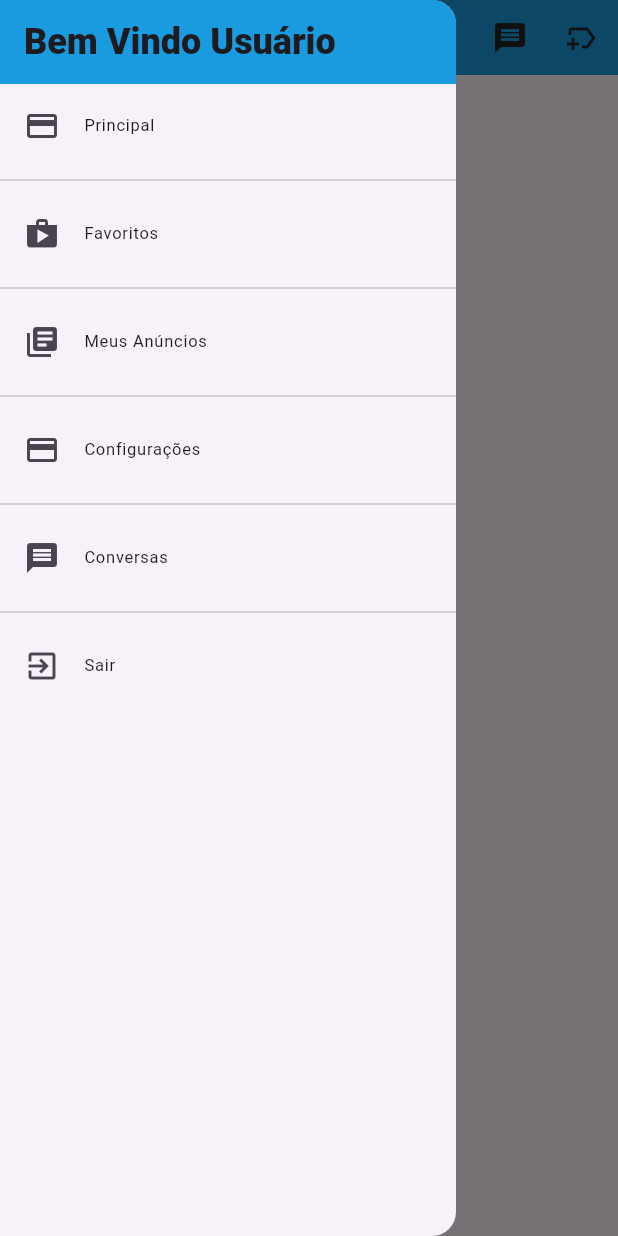
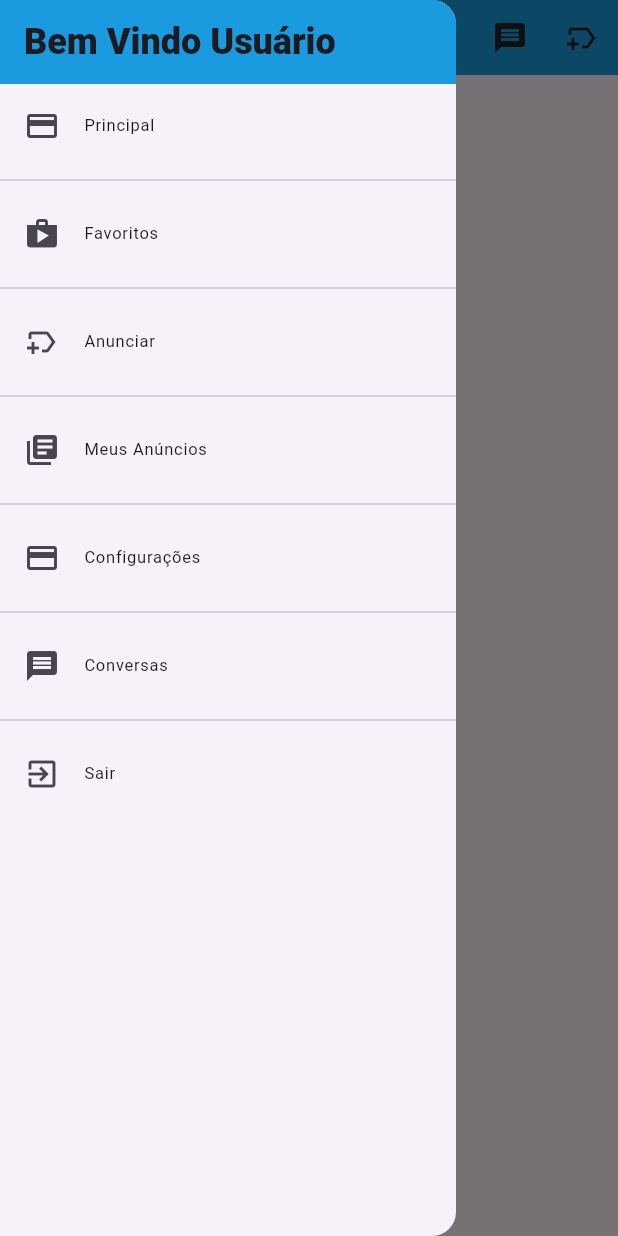
Before and after one commit to atomdivad/metroca, a Flutter app: the AnunciosFavoritos screen opened by its route, with the side drawer open, on a phone screen of 412 x 824 dp. Run offline on Flutter 3.47's test engine with Material 3 defaults, Android fonts, the phone set to English and light mode, and no system bars; our stand-ins replace flutter_image_slideshow, geolocator, google_fonts, image_picker, infinite_scroll_pagination, shared_preferences; accounts and stored records are empty; network calls fail; Roboto replaces fonts that are missing (Roboto-Black); key blocks and very long unbroken strings in the code were emptied for the run.

Commit message:
botão anunciar no appdrawer

```diff
--- a/lib/componentes/app_drawer.dart
+++ b/lib/componentes/app_drawer.dart
@@ -32,6 +32,16 @@ class AppDrawer extends StatelessWidget {
           onTap: () {
             Navigator.of(context).pushReplacementNamed(
               AppRoutes.anunciosFavoritos,
+            );
+          },
+        ),
+        const Divider(),
+        ListTile(
+          leading: const Icon(Icons.new_label_outlined),
+          title: Text('Anunciar'),
+          onTap: () {
+            Navigator.of(context).pushReplacementNamed(
+              AppRoutes.cadastrarAnuncio,
             );
           },
         ),
```
